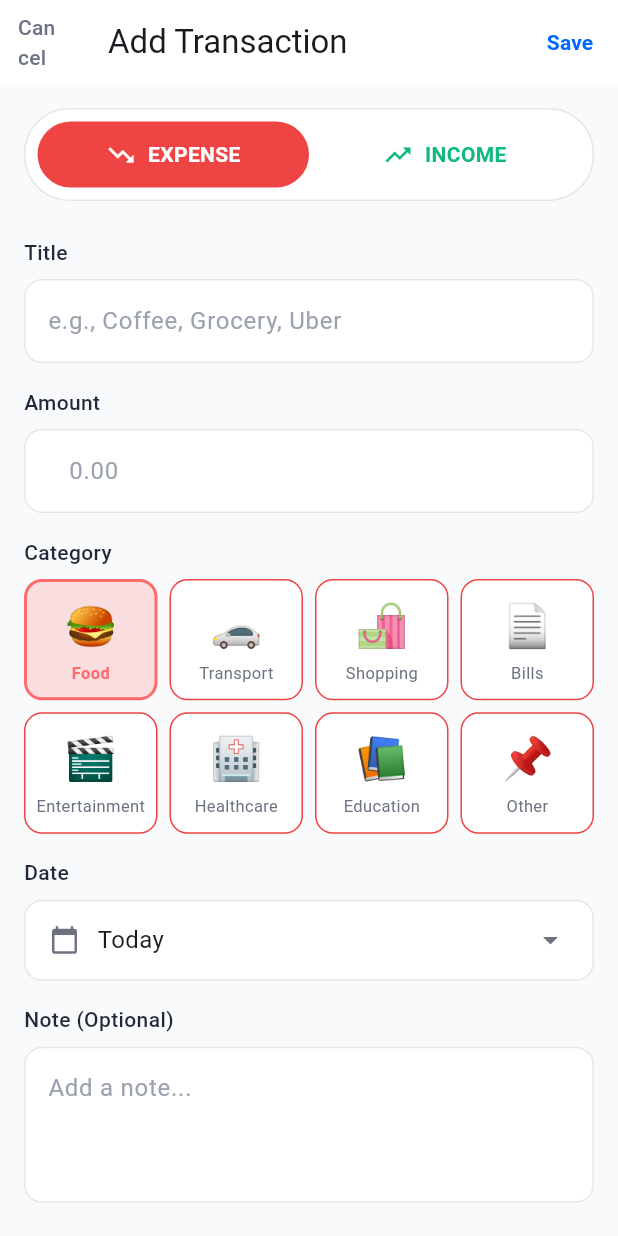
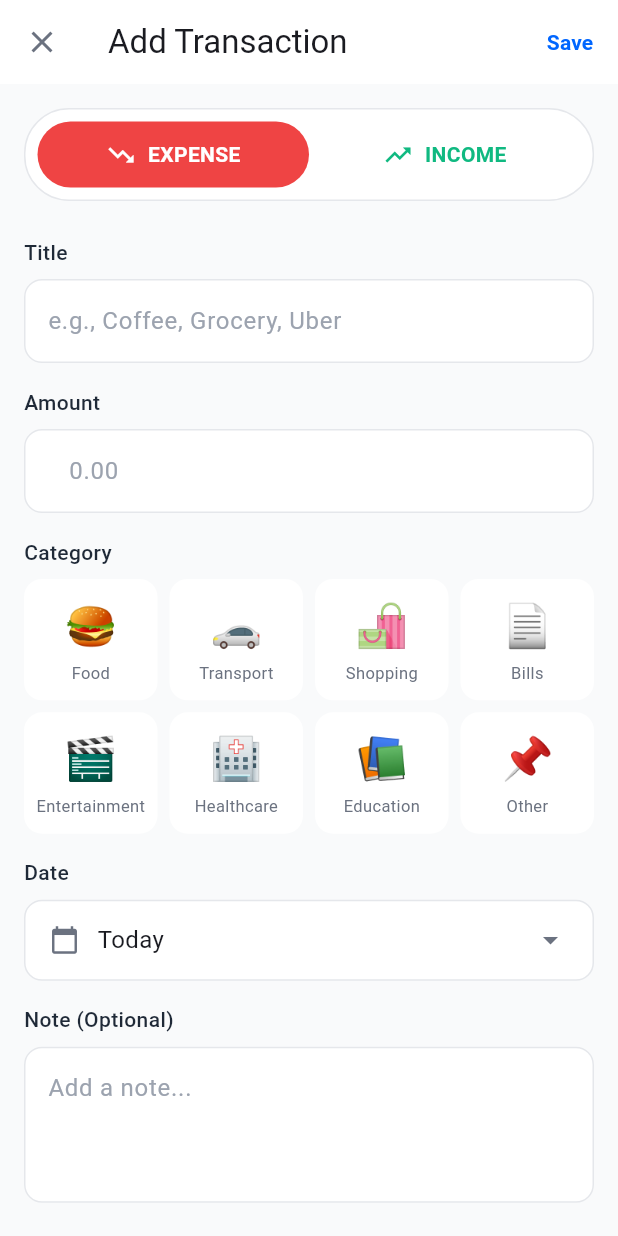
Before and after one commit to Shree5vatsa/Spend-Pilot, a Flutter app: the AddTransactionScreen screen opened directly, on a phone screen of 412 x 824 dp. Run offline on Flutter 3.47's test engine with Material 3 defaults, Android fonts, the phone set to English and light mode, and no system bars; our stand-ins replace flutter_riverpod, hive, hive_flutter; accounts and stored records are empty.

Commit message:
transaction page bug fixerd

```diff
--- a/lib/core/widgets/forms/expense_form.dart
+++ b/lib/core/widgets/forms/expense_form.dart
@@ -1,6 +1,5 @@
 import 'package:flutter/material.dart';
 import 'package:spend_pilot/core/constants/colors.dart';
-import 'package:spend_pilot/core/constants/categories.dart';
 import 'package:spend_pilot/core/widgets/inputs/custom_text_field.dart';
 import 'package:spend_pilot/core/widgets/inputs/category_selector.dart';
 import 'package:spend_pilot/core/widgets/inputs/date_picker_field.dart';
@@ -64,7 +63,7 @@ class _ExpenseFormState extends State<ExpenseForm> {
         CategorySelector(
           selectedCategoryId: widget.selectedCategoryId,
           onCategorySelected: widget.onCategoryChanged,
-          focusColor: AppColors.error,
+          selectedBackgroundColor: AppColors.error.withValues(alpha: 0.15), // Light red
         ),
         const SizedBox(height: 16),
         DatePickerField(
--- a/lib/core/widgets/forms/income_form.dart
+++ b/lib/core/widgets/forms/income_form.dart
@@ -109,12 +109,11 @@ class _IncomeFormState extends State<IncomeForm> {
               onTap: () => widget.onCategoryChanged(category.id),
               child: Container(
                 decoration: BoxDecoration(
-                  color: isSelected ? category.color.withValues(alpha: 0.2) : Colors.white,
+                  color: isSelected
+                      ? AppColors.success.withValues(alpha: 0.15) // Light green
+                      : Colors.white,
                   borderRadius: BorderRadius.circular(12),
-                  border: Border.all(
-                    color: isSelected ? category.color : AppColors.border,
-                    width: isSelected ? 2 : 1,
-                  ),
+                  // NO BORDER
                 ),
                 child: Column(
                   mainAxisAlignment: MainAxisAlignment.center,
--- a/lib/core/widgets/inputs/category_selector.dart
+++ b/lib/core/widgets/inputs/category_selector.dart
@@ -5,19 +5,17 @@ import 'package:spend_pilot/core/constants/categories.dart';
 class CategorySelector extends StatelessWidget {
   final String selectedCategoryId;
   final ValueChanged<String> onCategorySelected;
-  final Color? focusColor;
+  final Color? selectedBackgroundColor; // Light red or light green
 
   const CategorySelector({
     super.key,
     required this.selectedCategoryId,
     required this.onCategorySelected,
-    this.focusColor,
+    this.selectedBackgroundColor,
   });
 
   @override
   Widget build(BuildContext context) {
-    final borderColor = focusColor ?? AppColors.primary;
-
     return Column(
       crossAxisAlignment: CrossAxisAlignment.start,
       children: [
@@ -47,12 +45,11 @@ class CategorySelector extends StatelessWidget {
               onTap: () => onCategorySelected(category.id),
               child: Container(
                 decoration: BoxDecoration(
-                  color: isSelected ? category.color.withValues(alpha: 0.2) : Colors.white,
+                  color: isSelected
+                      ? (selectedBackgroundColor ?? category.color.withValues(alpha: 0.2))
+                      : Colors.white,
                   borderRadius: BorderRadius.circular(12),
-                  border: Border.all(
-                    color: isSelected ? category.color : borderColor,
-                    width: isSelected ? 2 : 1,
-                  ),
+                  // NO BORDER
                 ),
                 child: Column(
                   mainAxisAlignment: MainAxisAlignment.center,
--- a/lib/modules/tracker/screens/add_transaction_screen.dart
+++ b/lib/modules/tracker/screens/add_transaction_screen.dart
@@ -20,8 +20,8 @@ class _AddTransactionScreenState extends State<AddTransactionScreen> {
 
   bool _isExpense = true;
 
-  String _selectedExpenseCategoryId = 'food';
-  String _selectedIncomeCategoryId = 'salary';
+  String _selectedExpenseCategoryId = '';  // Empty = nothing selected
+  String _selectedIncomeCategoryId = '';   // Empty = nothing selected
   DateTime _selectedDate = DateTime.now();
 
   @override
@@ -56,12 +56,10 @@ class _AddTransactionScreenState extends State<AddTransactionScreen> {
         title: const Text('Add Transaction'),
         backgroundColor: Colors.white,
         elevation: 0,
-        leading: TextButton(
+        leading: IconButton(
+          icon: const Icon(Icons.close),
           onPressed: () => Navigator.pop(context),
-          child: const Text(
-            'Cancel',
-            style: TextStyle(color: AppColors.textSecondary),
-          ),
+          color: AppColors.textSecondary,
         ),
         actions: [
           TextButton(
```
